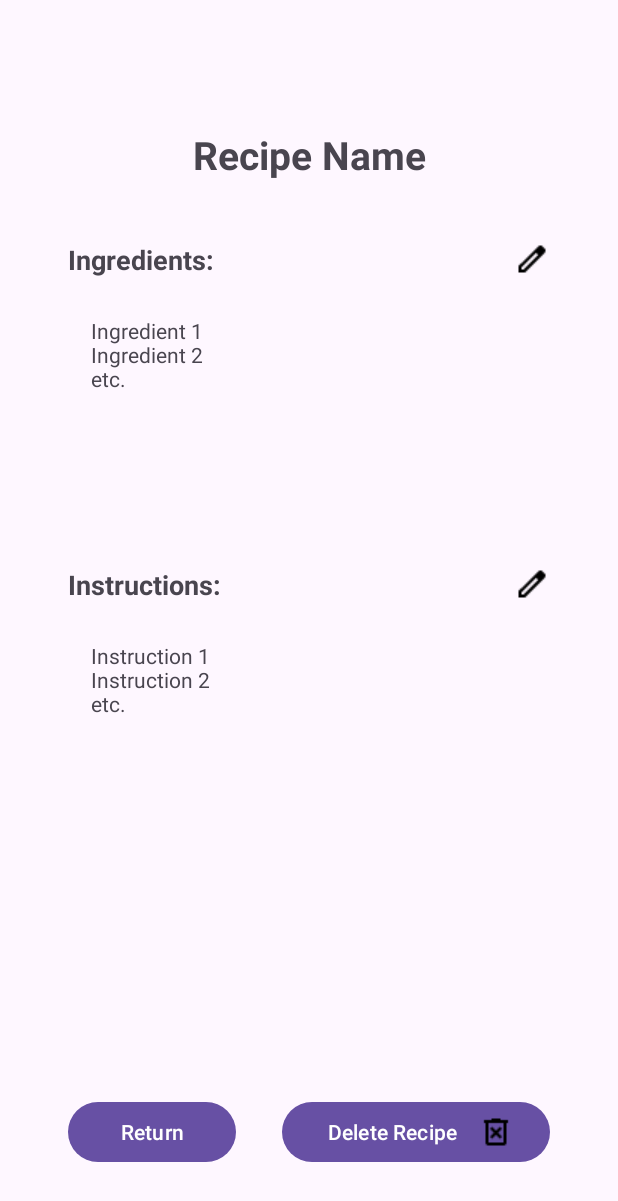
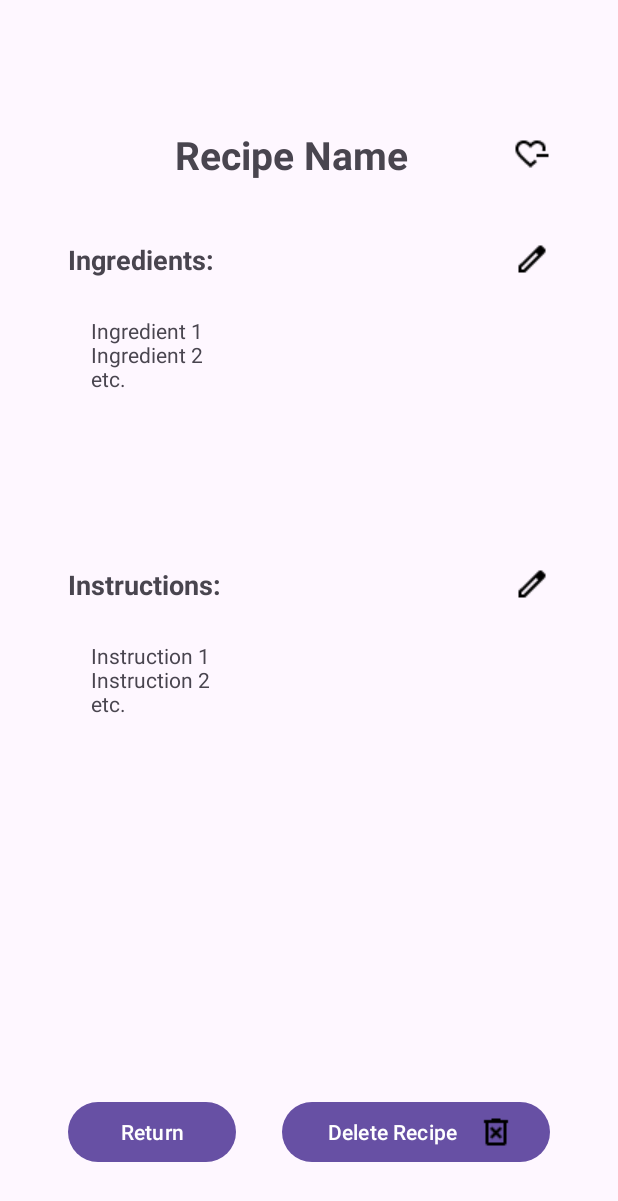
Before and after one commit to reecevlr/RecipeProject, an Android app: the layout view_recipe_details.xml on its own in the app's theme, with its tools: preview values and no code run, on a phone screen of 412 x 824 dp. Shown: the top 1201 px of the screen. Run offline under Robolectric (Android 15) with nearby library versions, the phone set to English and light mode, and no system bars.

Commit message:
Add edit name and favorite icons

```diff
--- a/app/src/main/res/layout/view_recipe_details.xml
+++ b/app/src/main/res/layout/view_recipe_details.xml
@@ -1,7 +1,8 @@
 <?xml version="1.0" encoding="utf-8"?>
 <androidx.constraintlayout.widget.ConstraintLayout xmlns:android="http://schemas.android.com/apk/res/android"
     android:layout_width="match_parent"
-    android:layout_height="match_parent">
+    android:layout_height="match_parent"
+    android:layout_gravity="center">
 
     <LinearLayout
         android:layout_width="match_parent"
@@ -14,16 +15,31 @@
             android:layout_height="wrap_content"
             android:orientation="vertical">
 
+            <LinearLayout
+                android:layout_width="match_parent"
+                android:layout_height="match_parent"
+                android:orientation="horizontal">
+
                 <TextView
                     android:id="@+id/tvName"
-                android:layout_width="match_parent"
+                    android:layout_width="wrap_content"
                     android:layout_height="wrap_content"
                     android:layout_marginTop="40dp"
                     android:layout_marginBottom="40dp"
+                    android:layout_weight="1"
                     android:gravity="center"
                     android:text="Recipe Name"
                     android:textSize="26sp"
                     android:textStyle="bold" />
+
+                <ImageView
+                    android:id="@+id/imgFavorite"
+                    android:layout_width="wrap_content"
+                    android:layout_height="wrap_content"
+                    android:layout_gravity="center"
+                    android:layout_weight="0"
+                    android:src="@drawable/heart_minus" />
+            </LinearLayout>
 
             <LinearLayout
                 android:layout_width="match_parent"
```
Lines whose indentation alone changed are shown as unchanged.
